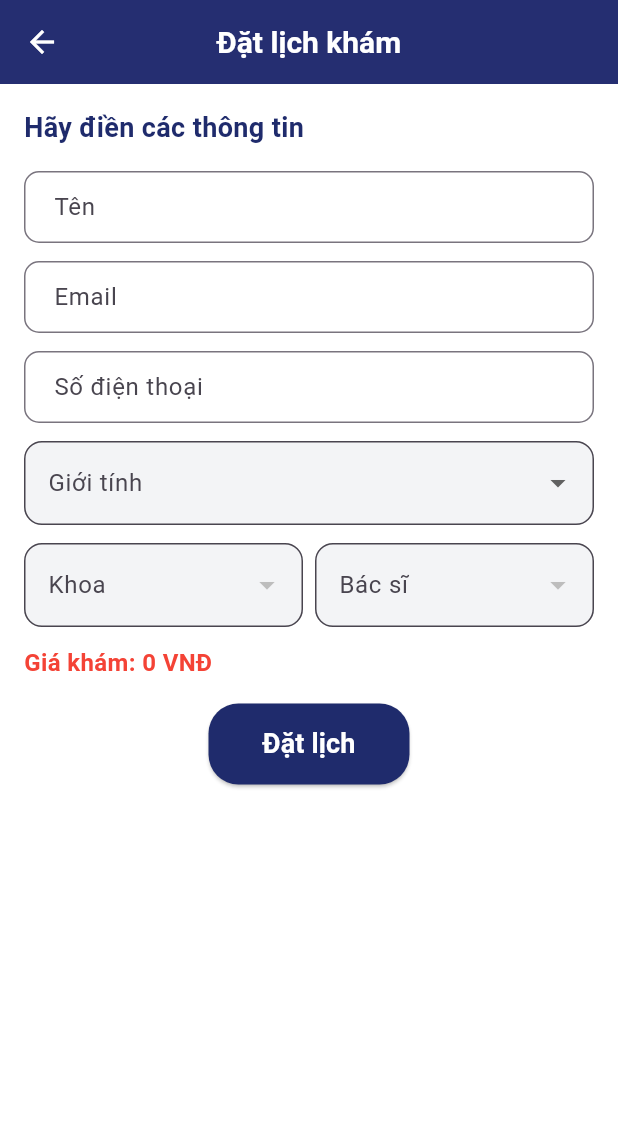
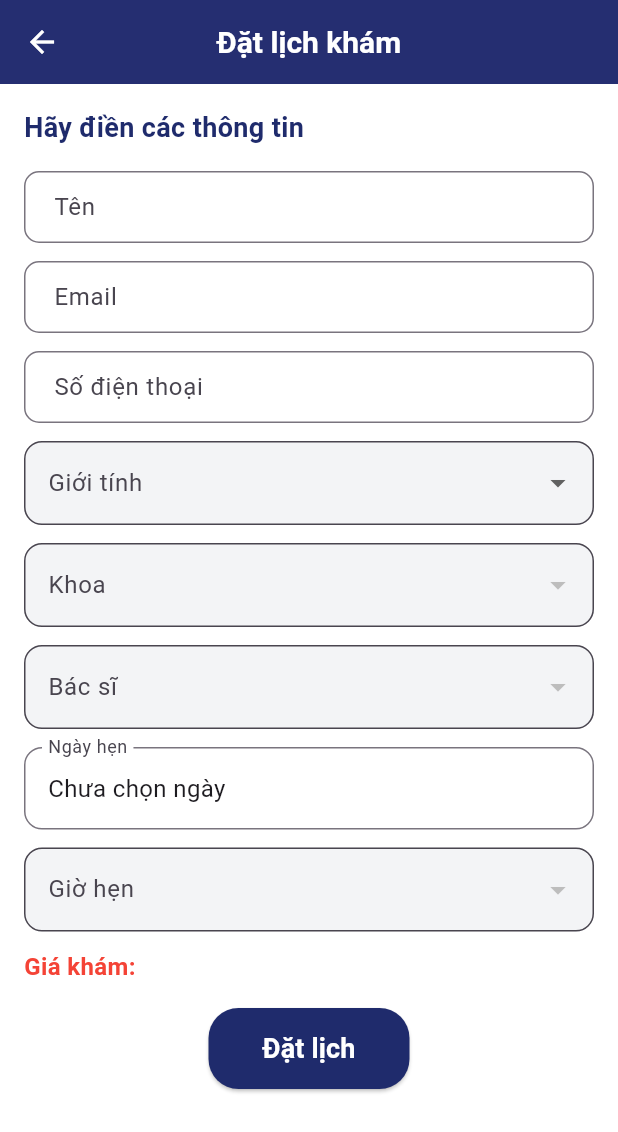
Before and after one commit to dominhhuy1703/Medical_Clinic, a Flutter app: the BookingPage screen opened by its route, on a phone screen of 412 x 824 dp. Shown: the top 1132 px of the screen. Run offline on Flutter 3.47's test engine with Material 3 defaults, Android fonts, the phone set to English and light mode, and no system bars; our stand-ins replace dio, firebase_auth, flutter_secure_storage, font_awesome_flutter, shared_preferences; accounts and stored records are empty; network calls fail.

Commit message:
add time+date

```diff
--- a/MedicalClinic/lib/booking_schedule.dart
+++ b/MedicalClinic/lib/booking_schedule.dart
@@ -2,7 +2,7 @@ import 'package:flutter/material.dart';
 import 'provision.dart';
 import 'home_screen.dart';
 import 'api_service.dart';
-
+import 'package:intl/intl.dart';
 void main() {
   runApp(const MaterialApp(home: BookingPage()));
 }
@@ -20,16 +20,20 @@ class _BookingPageState extends State<BookingPage> {
   String? selectedGender;
   String? selectedDepartment;
   String? selectedDoctor;
-  int consultationFee = 0;
+  int ?consultationFee ;
+  DateTime? selectedDate;
+  TimeOfDay? selectedTime;
 
   List<Map<String, dynamic>> departments = [];
   List<Map<String, dynamic>> doctors = [];
   bool isLoadingDepartments = true;
   bool isLoadingDoctors = false;
 
+
   final TextEditingController nameController = TextEditingController();
   final TextEditingController emailController = TextEditingController();
   final TextEditingController phoneController = TextEditingController();
+  final List<String> availableTimes = [];
 
   @override
   void initState() {
@@ -55,14 +59,16 @@ class _BookingPageState extends State<BookingPage> {
   Future<void> _fetchDoctors() async {
     if (selectedDepartment != null) {
       try {
-        final department = departments.firstWhere((dept) => dept['name'] == selectedDepartment);
+        final department = departments.firstWhere((dept) =>
+        dept['name'] == selectedDepartment);
         final departmentId = department['id'];
 
         setState(() {
           isLoadingDoctors = true;
         });
 
-        final doctorData = await ApiService.getDoctorsByDepartment(departmentId, context);
+        final doctorData = await ApiService.getDoctorsByDepartment(
+            departmentId, context);
 
         setState(() {
           doctors = doctorData;
@@ -77,6 +83,73 @@ class _BookingPageState extends State<BookingPage> {
     }
   }
 
+  void _updateConsultationFee(String? doctorName) {
+    if (doctorName != null && doctors.isNotEmpty) {
+      final selectedDoctorData = doctors.firstWhere(
+            (doctor) =>
+        '${doctor['user']['first_name']} ${doctor['user']['last_name']}' ==
+            doctorName,
+        orElse: () => {},
+      );
+
+      if (selectedDoctorData.isNotEmpty) {
+        setState(() {
+          consultationFee = selectedDoctorData['consultation_fee'] ?? 0;
+        });
+      }
+    }
+  }
+
+  Future<void> _selectDate(BuildContext context) async {
+    final DateTime picked = await showDatePicker(
+      context: context,
+      initialDate: selectedDate ?? DateTime.now(),
+      firstDate: DateTime(2000),
+      lastDate: DateTime(2101),
+    ) ?? DateTime.now();
+    if (picked != null && picked != selectedDate) {
+      setState(() {
+        selectedDate = picked;
+      });
+    }
+  }
+
+
+  Widget _buildTimePicker() {
+    return DropdownButtonFormField<String>(
+      isExpanded: true,
+      decoration: InputDecoration(
+        labelText: 'Giờ hẹn',
+        filled: true,
+        fillColor: const Color(0xFFF3F4F6),
+        border: OutlineInputBorder(borderRadius: BorderRadius.circular(12)),
+      ),
+      value: selectedTime != null
+          ? availableTimes.firstWhere(
+              (time) => time == selectedTime!.format(context))
+          : null,
+      items: availableTimes.map((String time) {
+        return DropdownMenuItem<String>(
+          value: time,
+          child: Text(time),
+        );
+      }).toList(),
+      onChanged: (value) {
+        setState(() {
+          selectedTime = TimeOfDay(
+              hour: int.parse(value!.split(':')[0]),
+              minute: int.parse(value.split(':')[1]));
+        });
+      },
+      validator: (value) {
+        if (value == null || value.isEmpty) {
+          return 'Vui lòng chọn giờ';
+        }
+        return null;
+      },
+    );
+  }
+
   @override
   Widget build(BuildContext context) {
     const primaryColor = Color(0xFF1F2B6C);
@@ -87,14 +160,16 @@ class _BookingPageState extends State<BookingPage> {
         backgroundColor: primaryColor,
         title: const Text(
           'Đặt lịch khám',
-          style: TextStyle(color: Colors.white, fontSize: 20, fontWeight: FontWeight.bold),
+          style: TextStyle(
+              color: Colors.white, fontSize: 20, fontWeight: FontWeight.bold),
         ),
         centerTitle: true,
         elevation: 4,
         leading: IconButton(
           icon: const Icon(Icons.arrow_back, color: Colors.white),
           onPressed: () {
-            Navigator.push(context, MaterialPageRoute(builder: (context) => HomeScreen()));
+            Navigator.push(
+                context, MaterialPageRoute(builder: (context) => HomeScreen()));
           },
         ),
       ),
@@ -142,11 +217,7 @@ class _BookingPageState extends State<BookingPage> {
                   },
                 ),
                 const SizedBox(height: 12),
-                Row(
-                  children: [
-                    Expanded(
-                      flex: 1,
-                      child: _buildDropdown(
+                _buildDropdown(
                   label: 'Khoa',
                   items: isLoadingDepartments
                       ? []
@@ -159,28 +230,32 @@ class _BookingPageState extends State<BookingPage> {
                     _fetchDoctors(); // Gọi API lấy danh sách bác sĩ khi chọn khoa
                   },
                 ),
-                    ),
-                    const SizedBox(width: 8),
-                    Expanded(
-                      flex: 1,
-                      child: _buildDropdown(
+                const SizedBox(height: 12),
+                _buildDropdown(
                   label: 'Bác sĩ',
                   items: isLoadingDoctors
                       ? []
-                            : doctors.map((doctor) => '${doctor['user']['first_name']} ${doctor['user']['last_name']}').toList(),
+                      : doctors
+                      .map((doctor) => '${doctor['user']['first_name']} ${doctor['user']['last_name']}')
+                      .toList(),
                   value: selectedDoctor,
                   onChanged: (value) {
                     setState(() {
                       selectedDoctor = value;
                     });
+                    _updateConsultationFee(value);
                   },
                 ),
-                    ),
-                  ],
+                const SizedBox(height: 12),
+                GestureDetector(
+                  onTap: () => _selectDate(context),
+                  child: _buildDateField(),
                 ),
                 const SizedBox(height: 12),
+                _buildTimePicker(),
+                const SizedBox(height: 12),
                 Text(
-                  'Giá khám: $consultationFee VNĐ',
+                  'Giá khám: ',
                   style: const TextStyle(fontSize: 16, fontWeight: FontWeight.bold, color: Colors.red),
                 ),
                 const SizedBox(height: 16),
@@ -244,7 +319,7 @@ class _BookingPageState extends State<BookingPage> {
     void Function(String?)? onChanged,
   }) {
     return DropdownButtonFormField<String>(
-      isExpanded: true, // Để dropdown không bị tràn
+      isExpanded: true,
       decoration: InputDecoration(
         labelText: label,
         filled: true,
@@ -255,10 +330,7 @@ class _BookingPageState extends State<BookingPage> {
       items: items.map((String item) {
         return DropdownMenuItem<String>(
           value: item,
-          child: Text(
-            item,
-            overflow: TextOverflow.ellipsis, // Rút gọn nếu quá dài
-          ),
+          child: Text(item),
         );
       }).toList(),
       onChanged: onChanged,
@@ -270,4 +342,20 @@ class _BookingPageState extends State<BookingPage> {
       },
     );
   }
+
+  Widget _buildDateField() {
+    final formattedDate = selectedDate != null
+        ? DateFormat('dd/MM/yyyy').format(selectedDate!)
+        : 'Chưa chọn ngày';
+    return InputDecorator(
+      decoration: InputDecoration(
+        labelText: 'Ngày hẹn',
+        border: OutlineInputBorder(borderRadius: BorderRadius.circular(12)),
+      ),
+      child: Text(
+        formattedDate,
+        style: TextStyle(fontSize: 16),
+      ),
+    );
   }
+}
```
Lines whose indentation alone changed are shown as unchanged.
